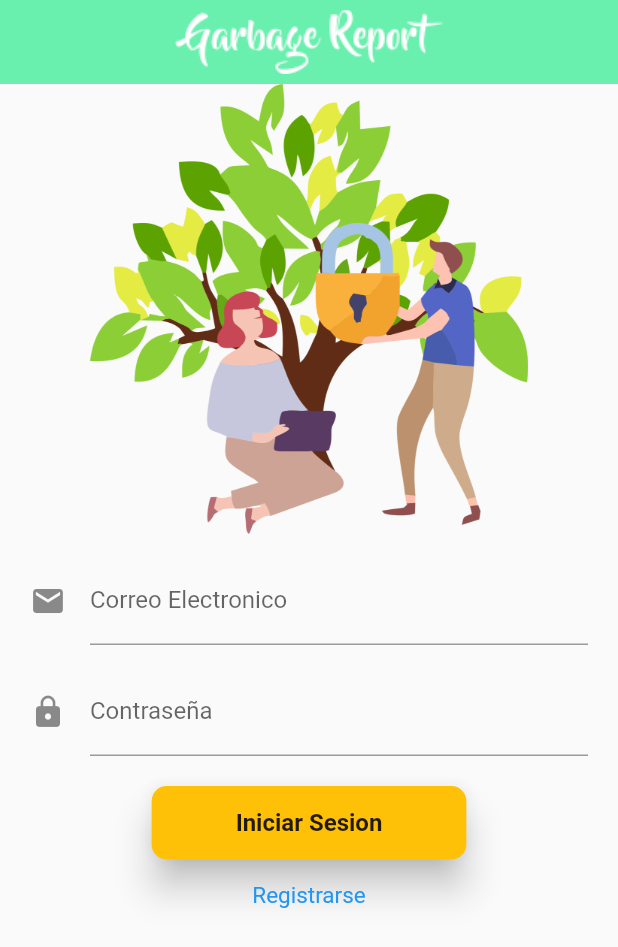
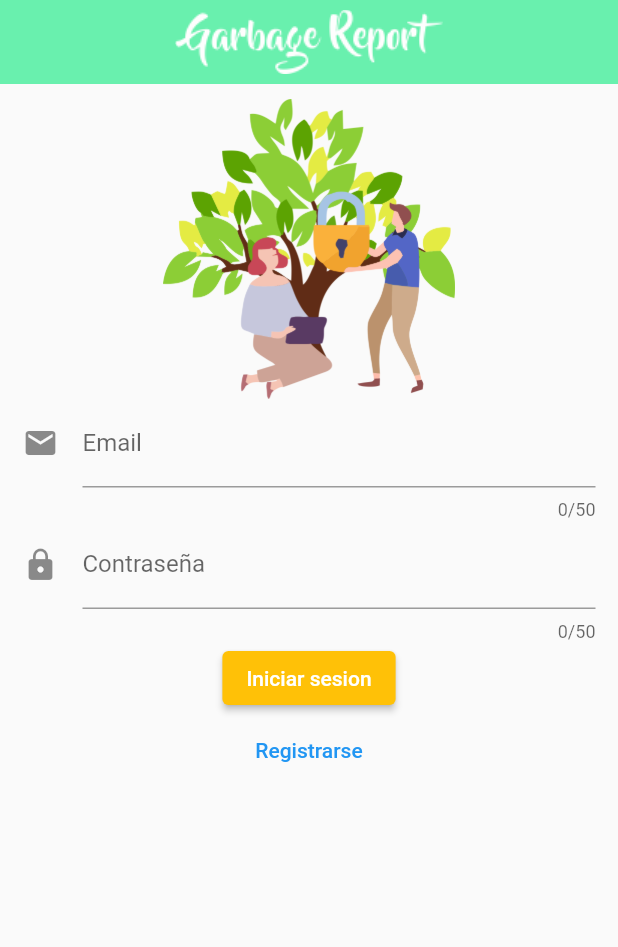
Before and after one commit to Movile-Apps/Gb_Shop, a Flutter app: the screen it shows after launch, after a tap on the "person" icon, on a phone screen of 412 x 824 dp. Shown: the top 947 px of the screen. Run offline on Flutter 3.47's test engine with Material 2 defaults, Android fonts, the phone set to English and light mode, and no system bars; our stand-ins replace curved_navigation_bar, google_maps_flutter, image_picker; missing offline and left inert: dart:ffi.

Commit message:
re estructura 1

```diff
--- a/lib/Screens/Home_Screen.dart
+++ b/lib/Screens/Home_Screen.dart
@@ -16,12 +16,6 @@ import 'package:gb_shop/Screens/screens.dart';
             icon: const Icon(Icons.person_rounded),
             onPressed: () {
               Navigator.of(context).push(MaterialPageRoute(builder: (context) => const LoginScreen(),));
-            },
-          ),
-          IconButton(
-            icon: const Icon(Icons.person),
-            onPressed: () {
-              Navigator.of(context).push(MaterialPageRoute(builder: (context) => const PerfilScreen(),));
             },
           ),
         ],
--- a/lib/Screens/Login_Screen.dart
+++ b/lib/Screens/Login_Screen.dart
@@ -1,5 +1,6 @@
 // ignore_for_file: deprecated_member_use
-
+import 'package:gb_shop/Screens/LoginScreens.dart';
+import 'package:gb_shop/Widgets/login_form_field.dart';
 import 'package:flutter/material.dart';
 import 'package:gb_shop/Screens/Screens.dart';
 
@@ -26,111 +27,36 @@ class _LoginScreenState extends State<LoginScreen> {
           elevation: 0,
           centerTitle: true,
         ),
-        body: Center(
-          child: Column(
+        body: SingleChildScrollView(
+          child: Padding(
 
-            children: [
-              Flexible(
-                child: Image.asset('assets/LogIN.png',
-                height: 300.0,
-
+            padding: const EdgeInsets.symmetric(horizontal: 15, vertical: 10),
+            child: Column(
+              // ignore: prefer_const_literals_to_create_immutables
+              children: [
+                Image.asset('assets/LogIN.png', height: 200.0,),
+                const loginFormField(labelText: 'Email', hintText: 'ejemplo@gmail.com', icon: Icons.email,),
+                const loginFormField(labelText: 'Contraseña', hintText: 'Escribe tu contraseña',icon: Icons.lock),
+                //Boton para activar la camara
+                ElevatedButton(
+                  style: ElevatedButton.styleFrom(
+                        primary: Colors.amber
+                      ),
+                  onPressed: () {
+                    Navigator.of(context).pop();
+                  },
+                  child: const Text("Iniciar sesion"),
                 ),
-              )
-              ,
-              const SizedBox(height: 15.0,),
-              _userTextField(),
-              const SizedBox(height: 15,),
-              _passwordTextField(),
-              const SizedBox(height: 20.0,),
-              _bottonLogin(),
-              _bottonRegistro()
-            ],
-          )
-        ),
+                TextButton(
+                  onPressed: (){
+                   Navigator.of(context).push(MaterialPageRoute(builder: (context) => const RegistroScreen(),));
+                  },
+                  child: const Text('Registrarse'))
+              ],
+            ),
+          ),
+        )
       )
     );
   }
-
-  Widget _userTextField() {
-    return StreamBuilder(
-      builder: (BuildContext context, AsyncSnapshot snapshot){
-        return Container(
-          padding: const EdgeInsets.symmetric(horizontal: 20.0),
-          child: const TextField(
-
-            keyboardType: TextInputType.emailAddress,
-            decoration: InputDecoration(
-
-              icon: Icon(Icons.email),
-              hintText: 'ejemplo@gmail.com',
-              labelText: 'Correo Electronico'
-            ),
-
-          ),
-        );
-      }
-    );
-  }
-
-  Widget _passwordTextField() {
-
-    return StreamBuilder(
-      builder: (BuildContext context, AsyncSnapshot snapshot){
-        return Container(
-          padding: const EdgeInsets.symmetric(horizontal: 20.0),
-          child: const TextField(
-
-            keyboardType: TextInputType.visiblePassword,
-            decoration: InputDecoration(
-              icon: Icon(Icons.lock),
-              hintText: 'Contraseña',
-              labelText: 'Contraseña'
-            ),
-          ),
-        );
-      }
-    );
-  }
-
-  Widget _bottonLogin() {
-    return StreamBuilder(
-      builder: (BuildContext context, AsyncSnapshot snapshot){
-        return RaisedButton(
-          child: Container(
-            padding: const EdgeInsets.symmetric(horizontal: 40.0, vertical: 15.0),
-            child: const Text('Iniciar Sesion',
-              style: TextStyle(
-                fontSize: 16.0,
-                fontWeight: FontWeight.bold,
-              ),
-            ),
-          ),
-        shape: RoundedRectangleBorder(
-          borderRadius: BorderRadius.circular(10)
-        ),
-        elevation: 10.0,
-        color: Colors.amber,
-        onPressed: (){
-          Navigator.pop(context);
-        }
-      );
-      }
-    );
-  }
-
-  Widget _bottonRegistro() {
-      return StreamBuilder(
-        builder: (BuildContext context, AsyncSnapshot snapshot){
-          return TextButton(
-            style: TextButton.styleFrom(
-              textStyle: const TextStyle(fontSize: 15),
-            ),
-          onPressed: (){
-            Navigator.of(context).push(MaterialPageRoute(builder: (context) => const RegistroScreen(),));
-          }, child: const Text('Registrarse'),
-        );
-        }
-      );
-    }
-
-}
+ }
--- a/lib/Screens/Registro_Screen.dart
+++ b/lib/Screens/Registro_Screen.dart
@@ -1,4 +1,4 @@
-// ignore_for_file: deprecated_member_use
+
 import 'package:flutter/material.dart';
 import 'package:gb_shop/Widgets/custom_Input_form_field_widget.dart';
 import 'package:image_picker/image_picker.dart';
@@ -23,10 +23,10 @@ class _RegistroScreenState extends State<RegistroScreen> {
     PickedFile? pickedFile;
 
     if(op == 1){
-      pickedFile = await picker.getImage(source: ImageSource.camera);
+      pickedFile = (await picker.pickImage(source: ImageSource.camera)) as PickedFile?;
 
     }else{
-      pickedFile = await picker.getImage(source: ImageSource.gallery);
+      pickedFile = (await picker.pickImage(source: ImageSource.gallery)) as PickedFile?;
     }
 
     setState(() {
--- /dev/null
+++ b/lib/Widgets/login_form_field.dart
@@ -0,0 +1,48 @@
+import 'package:flutter/material.dart';
+
+class loginFormField extends StatelessWidget {
+  final String value;
+  final String? hintText;
+  final String? labelText;
+  final String? helperText;
+  final int maxLength;
+  final bool autofocus;
+  final bool obscureText;
+  final TextInputType keyboardType;
+  final IconData? icon;
+  final IconData? prefixIcon;
+  final IconData? suffix;
+  const loginFormField({
+    Key? key, this.value='',
+    this.hintText,
+    this.labelText,
+    this.helperText,
+    this.maxLength = 50,
+    this.autofocus = false,
+    this.obscureText = false,
+    this.keyboardType = TextInputType.name,
+    this.icon,
+    this.prefixIcon,
+    this.suffix,
+  }) : super(key: key);
+
+  @override
+  Widget build(BuildContext context) {
+    return TextFormField(
+      initialValue: value,
+      maxLength: maxLength,
+      autofocus: autofocus,
+      obscureText: obscureText,
+      textCapitalization: !obscureText ? TextCapitalization.words : TextCapitalization.none,
+      keyboardType: !obscureText ? keyboardType : TextInputType.visiblePassword,
+      decoration: InputDecoration(
+        hintText: hintText,
+        labelText: labelText,
+        helperText: helperText,
+        icon: icon == null ? null: Icon(icon),
+        prefixIcon: prefixIcon == null ? null: Icon(prefixIcon),
+        suffix: suffix == null ? null: Icon(suffix)
+      ),
+    );
+  }
+}
--- a/lib/Widgets/widgets.dart
+++ b/lib/Widgets/widgets.dart
@@ -1,2 +1,3 @@
 export 'package:gb_shop/Widgets/custom_Input_form_field_widget.dart';
 export 'package:gb_shop/Widgets/reporte_form_field_widged.dart';
+export 'package:gb_shop/Widgets/login_form_field.dart';
```
